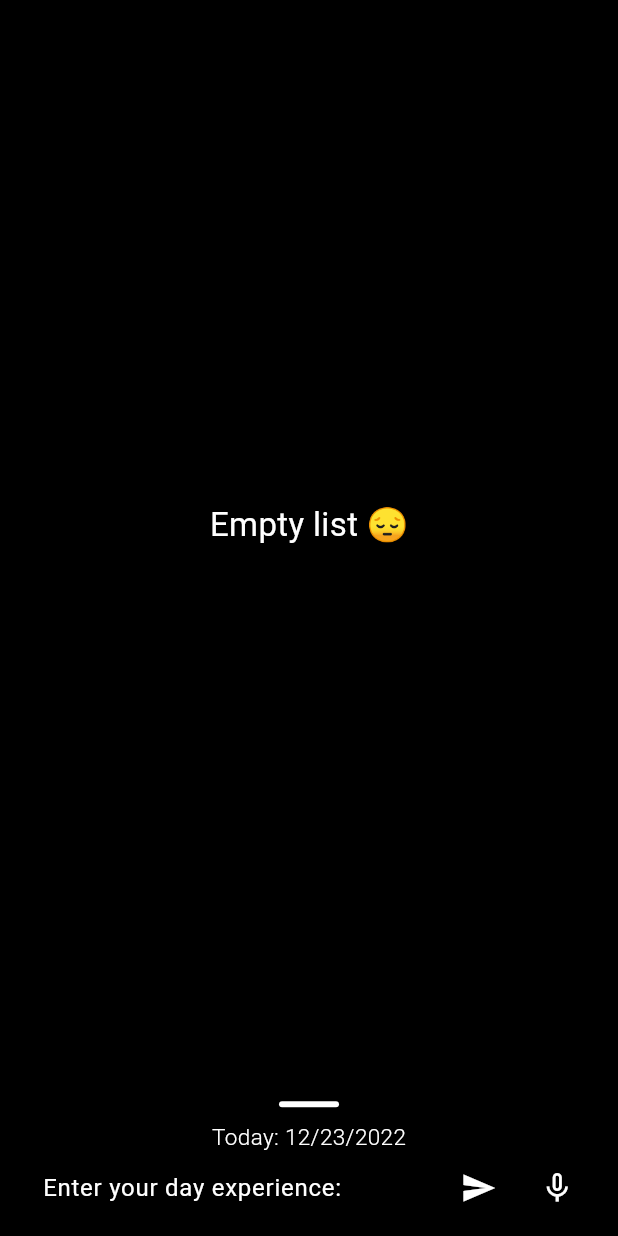
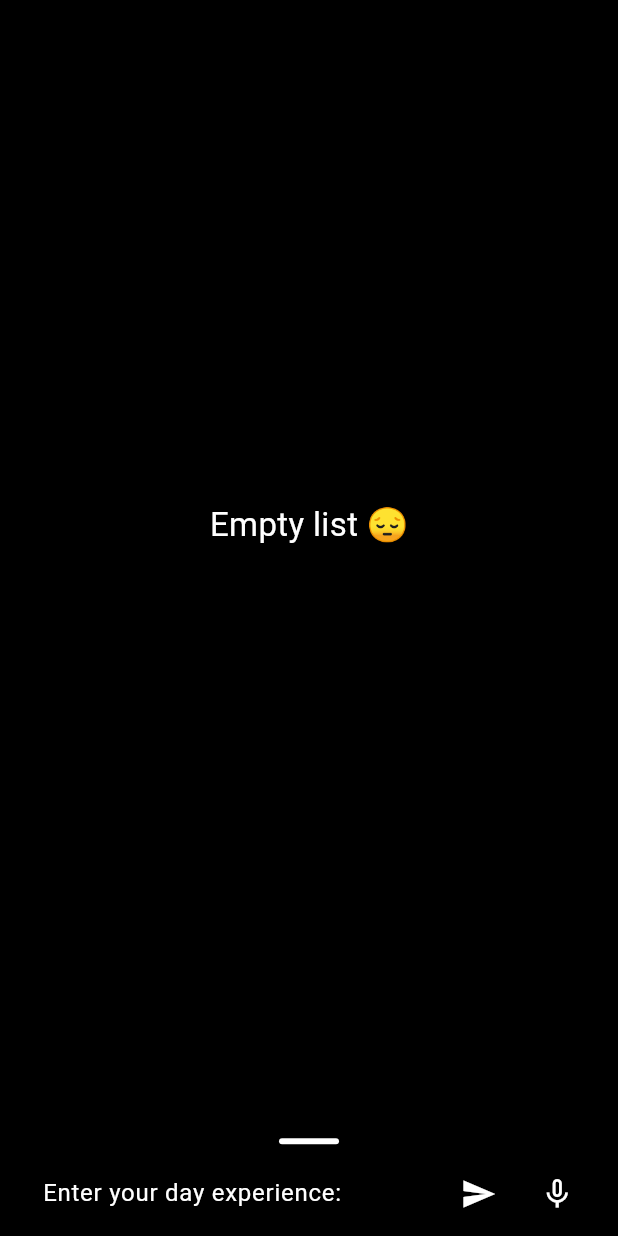
Before and after one commit to peter3374/Loga, a Flutter app: the ConsoleScreen screen opened directly, on a phone screen of 412 x 824 dp. Run offline on Flutter 3.47's test engine with Material 2 defaults, Android fonts, the phone set to English and light mode, and no system bars; our stand-ins replace hive, hive_flutter, localize_and_translate, random_string, shimmer, speech_to_text and 1 more; missing offline and left inert: parallax_rain; accounts and stored records are empty; statements that could not run were skipped.

Commit message:
ui_refactor

```diff
--- a/lib/screens/console_screen/widgets/bottom_sheet_widget.dart
+++ b/lib/screens/console_screen/widgets/bottom_sheet_widget.dart
@@ -19,8 +19,8 @@ class BottomSheetWidget extends StatelessWidget {
   Widget build(BuildContext context) {
     return DraggableScrollableSheet(
         expand: true,
-        initialChildSize: 0.12,
-        minChildSize: 0.12,
+        initialChildSize: 0.090,
+        minChildSize: 0.090,
         maxChildSize: 0.45,
         builder: (BuildContext context, ScrollController controller) {
           return Material(
--- a/lib/screens/console_screen/widgets/options_buttons_widget.dart
+++ b/lib/screens/console_screen/widgets/options_buttons_widget.dart
@@ -22,17 +22,11 @@ class OptionsButtonWidget extends StatelessWidget {
         spacing: 0,
         alignment: WrapAlignment.center,
         children: [
-          // ConsoleButton(
-          //   leadingIcon: Icons.supervised_user_circle,
-          //   title: 'User',
-          //   onclick: () => null,
-          // ),
           OptionsButton(
-            leadingIcon: Icons.grid_4x4_outlined,
-            title: 'GridView'.tr(),
+            leadingIcon: Icons.supervised_user_circle,
+            title: 'Profile',
             onclick: () => null,
           ),
-
           OptionsButton(
             leadingIcon: Icons.style,
             title: 'Themes'.tr(),
--- a/lib/screens/console_screen/widgets/top_banner_widget.dart
+++ b/lib/screens/console_screen/widgets/top_banner_widget.dart
@@ -7,9 +7,7 @@ class TopBannerWidget extends StatelessWidget {
 
   @override
   Widget build(BuildContext context) {
-    return Column(
-      children: [
-        Padding(
+    return Padding(
       padding: const EdgeInsets.symmetric(
         horizontal: 155,
         vertical: 9,
@@ -22,17 +20,6 @@ class TopBannerWidget extends StatelessWidget {
           borderRadius: BorderRadius.circular(10),
         ),
       ),
-        ),
-        Text(
-          'Today'.tr() + ' ${DateFormat('MM/dd/yyyy').format(DateTime.now())}',
-          maxLines: 1,
-          style: TextStyle(
-            color: Theme.of(context).textTheme.headline6!.color,
-            fontSize: 15,
-            fontWeight: FontWeight.w300,
-          ),
-        ),
-      ],
     );
   }
 }
--- a/pubspec.yaml
+++ b/pubspec.yaml
@@ -26,6 +26,7 @@ dependencies:
   url_launcher:
   localize_and_translate:
   flutter_native_splash:
+  timeago:
 
 
 
```
Also changed, not shown: lib/screens/console_screen/widgets/user_message_widget.dart (+19 -18 lines), pubspec.lock. Lines whose indentation alone changed are shown as unchanged.
